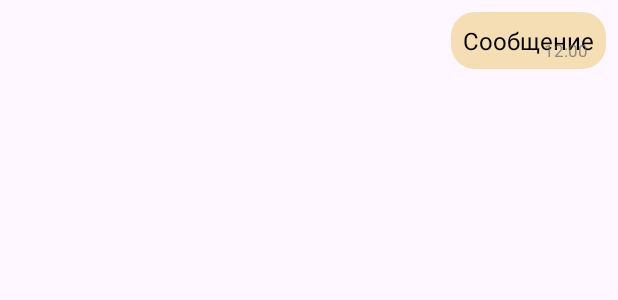
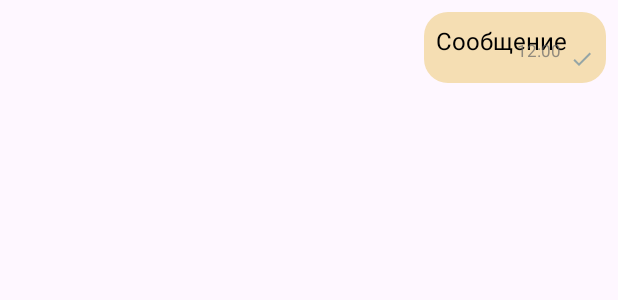
Before and after one commit to dench47/messenger-client, an Android app: the layout item_message_sent.xml on its own in the app's theme, with its tools: preview values and no code run, on a phone screen of 412 x 824 dp. Shown: the top 300 px of the screen. Run offline under Robolectric (Android 15) with nearby library versions, the light colour scheme and no system bars; network calls fail.

Commit message:
одна галочка при отправке

```diff
--- a/app/src/main/java/com/messenger/messengerclient/data/local/LocalMessage.kt
+++ b/app/src/main/java/com/messenger/messengerclient/data/local/LocalMessage.kt
@@ -11,5 +11,7 @@ data class LocalMessage(
     val receiverUsername: String,
     val content: String,
     val timestamp: String,
-    val isRead: Boolean
+    val isRead: Boolean,
+    // 👇 НОВОЕ ПОЛЕ - статус сообщения с дефолтным значением
+    val status: String = "SENT"
 )
--- a/app/src/main/java/com/messenger/messengerclient/data/local/MessageDao.kt
+++ b/app/src/main/java/com/messenger/messengerclient/data/local/MessageDao.kt
@@ -21,4 +21,8 @@ interface MessageDao {
 
     @Query("UPDATE messages SET isRead = 1 WHERE senderUsername = :sender AND receiverUsername = :receiver")
     suspend fun markAsRead(sender: String, receiver: String)
+
+    // 👇 НОВЫЙ МЕТОД - обновление только статуса сообщения (для частичного обновления)
+    @Query("UPDATE messages SET status = :status WHERE id = :messageId")
+    suspend fun updateMessageStatus(messageId: Long, status: String)
 }
--- a/app/src/main/res/layout/item_message_sent.xml
+++ b/app/src/main/res/layout/item_message_sent.xml
@@ -43,6 +43,15 @@
                 android:translationY="5dp"
                 android:paddingBottom="8dp" />
 
+            <!-- 👇 Иконка статуса для односточного варианта -->
+            <ImageView
+                android:id="@+id/iv_status_single"
+                android:layout_width="16dp"
+                android:layout_height="16dp"
+                android:layout_gravity="center_vertical"
+                android:src="@drawable/ic_check_sent"
+                android:visibility="visible" />
+
         </LinearLayout>
 
         <!-- Вариант 2: Несколько строк, время на последней строке (если влезает) -->
@@ -74,6 +83,17 @@
                 android:textSize="11sp"
                 android:includeFontPadding="true"
                 android:paddingBottom="6dp" />
+
+            <!-- 👇 Иконка статуса для мультистрочного варианта -->
+            <ImageView
+                android:id="@+id/iv_status_multi"
+                android:layout_width="16dp"
+                android:layout_height="16dp"
+                android:layout_toEndOf="@id/tv_time_multi"
+                android:layout_alignBottom="@id/tv_time_multi"
+                android:layout_marginStart="2dp"
+                android:src="@drawable/ic_check_sent"
+                android:visibility="visible" />
 
         </RelativeLayout>
 
@@ -109,6 +129,14 @@
                     android:textColor="#666666"
                     android:textSize="11sp" />
 
+                <!-- 👇 Иконка статуса для варианта с временем снизу -->
+                <ImageView
+                    android:id="@+id/iv_status_bottom"
+                    android:layout_width="16dp"
+                    android:layout_height="16dp"
+                    android:layout_marginStart="4dp"
+                    android:src="@drawable/ic_check_sent"
+                    android:visibility="visible" />
 
             </LinearLayout>
 
```
Also changed, not shown: app/src/main/java/com/messenger/messengerclient/data/model/Message.kt (+9 -19 lines), app/src/main/java/com/messenger/messengerclient/ui/ChatActivity.kt (+30 -23 lines), app/src/main/java/com/messenger/messengerclient/ui/MessageAdapter.kt (+74 -16 lines).
